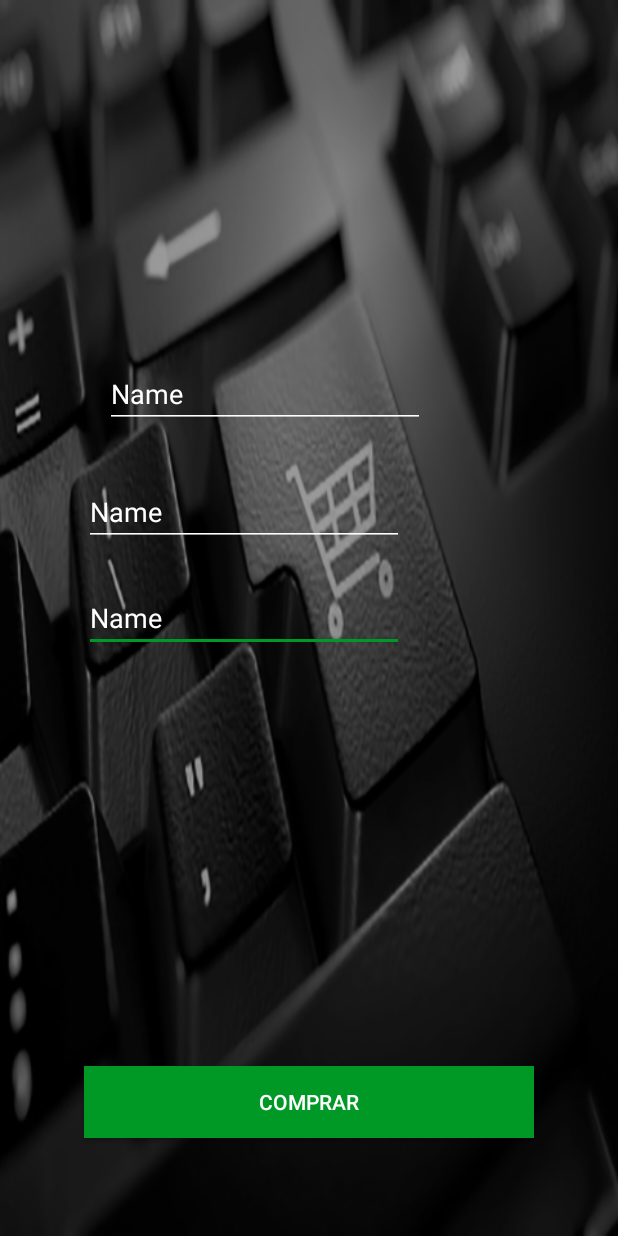
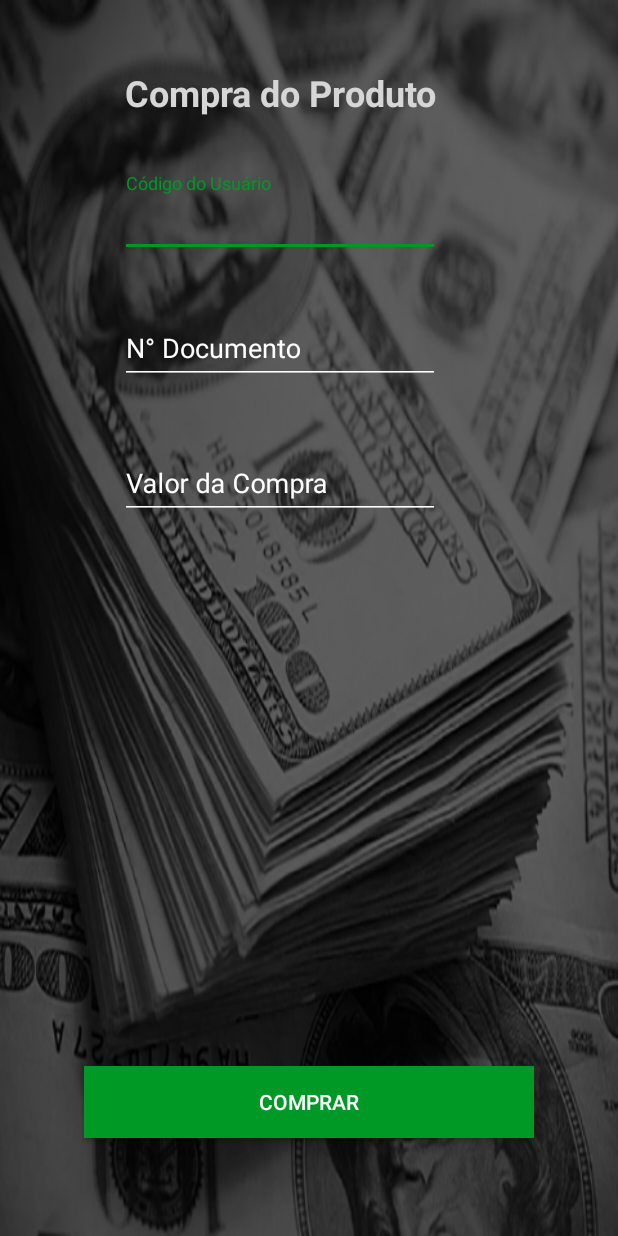
Before and after one commit to URWay/NoCash-App, an Android app: the layout fragment_fragment_compra.xml on its own in the app's theme, with its tools: preview values and no code run, on a phone screen of 412 x 824 dp. Run offline under Robolectric (Android 15) with nearby library versions, the phone set to English and light mode, and no system bars.

Commit message:
Alterações Gerais de Visual, Corrigir Intent FragmentHomeProduto - BtnSubmit

```diff
--- a/app/src/main/AndroidManifest.xml
+++ b/app/src/main/AndroidManifest.xml
@@ -13,7 +13,10 @@
         android:supportsRtl="true"
         android:theme="@style/NoteCashApp"
         tools:replace="android:icon,android:label">
-        <activity  android:name=".IntroActivity"            >
+
+        <activity android:name=".CompraActivity" />
+
+        <activity  android:name=".IntroActivity">
             <intent-filter>
                 <action android:name="android.intent.action.MAIN" />
                 <category android:name="android.intent.category.LAUNCHER" />
@@ -27,12 +30,14 @@
         <activity
             android:name=".HomeActivity"
             android:screenOrientation="portrait" />
+
         <activity android:name=".LinkedActivity" />
+
         <activity android:name=".CadastroActivity" />
         <activity android:name=".PagamentoActivity" />
-        <activity android:name=".BoardActivity">
+        <activity android:name=".BoardActivity"/>
 
-        </activity>
+
     </application>
 
 </manifest>
--- a/app/src/main/java/com/example/luiz1/nocash/CompraActivity.java
+++ b/app/src/main/java/com/example/luiz1/nocash/CompraActivity.java
@@ -35,6 +35,7 @@ public class CompraActivity extends AppCompatActivity {
     private static final String TAG = "Compra";
     private ProgressHelper tempoload;
     SweetAlertDialog load;
+
 
     private EditText txtNr;
     private EditText txtVl;
@@ -108,7 +109,7 @@ public class CompraActivity extends AppCompatActivity {
 
                                 new SweetAlertDialog(CompraActivity.this, SweetAlertDialog.SUCCESS_TYPE)
                                     .setTitleText("Sucesso!")
-                                    .setContentText("Venda efetuado com sucesso!")
+                                    .setContentText("Compra efetuada com sucesso!")
                                     .setConfirmClickListener(new SweetAlertDialog.OnSweetClickListener() {
 
                                         @Override
@@ -132,7 +133,7 @@ public class CompraActivity extends AppCompatActivity {
                                 load.hide();
                                 Log.i(TAG, "Erro: " + response.code());
                                 erro("Erro", "" +
-                                        "Houve um erro, não foi possível realizar a venda!");
+                                        "Houve um erro, não foi possível realizar a compra!");
                             }
                         }
 
@@ -140,7 +141,7 @@ public class CompraActivity extends AppCompatActivity {
                         public void onFailure(Call<Movimento> call, Throwable t) {
                             load.hide();
                             erro("Erro", "" +
-                                    "Houve um erro, não foi possível realizar a venda!");
+                                    "Houve um erro, não foi possível realizar a compra!");
                             Log.e(TAG, "Erro: " + t.getMessage());
                         }
                     });
--- a/app/src/main/java/com/example/luiz1/nocash/FragmentHomeProduto.java
+++ b/app/src/main/java/com/example/luiz1/nocash/FragmentHomeProduto.java
@@ -1,6 +1,7 @@
 package com.example.luiz1.nocash;
 
 
+import android.content.ActivityNotFoundException;
 import android.content.Intent;
 import android.graphics.Paint;
 import android.os.Bundle;
@@ -47,8 +48,11 @@ private Button btnsubmit;
         btnsubmit.setOnClickListener(new View.OnClickListener() {
             @Override
             public void onClick(View view) {
-                Intent i = new Intent(getContext(), LinkedActivity.class);
-                startActivity(i);
+                Intent intent=new Intent(getActivity(), CompraActivity.class);
+
+                startActivity(intent);
+
+
             }
         });
 
--- a/app/src/main/res/layout/activity_cadastro.xml
+++ b/app/src/main/res/layout/activity_cadastro.xml
@@ -28,7 +28,7 @@
 
             <android.support.design.widget.TextInputLayout
                 android:id="@+id/textInputLayoutNome"
-                android:layout_width="match_parent"
+                android:layout_width="wrap_content"
                 android:layout_height="wrap_content"
                 android:layout_marginStart="25dp"
                 android:layout_marginTop="75dp"
@@ -50,7 +50,7 @@
 
             <android.support.design.widget.TextInputLayout
                 android:id="@+id/textInputLayoutEmail"
-                android:layout_width="match_parent"
+                android:layout_width="wrap_content"
                 android:layout_height="wrap_content"
                 android:layout_marginStart="25dp"
                 android:layout_marginTop="145dp"
@@ -72,7 +72,7 @@
 
             <android.support.design.widget.TextInputLayout
                 android:id="@+id/textInputLayoutCpf"
-                android:layout_width="match_parent"
+                android:layout_width="wrap_content"
                 android:layout_height="wrap_content"
                 android:layout_marginStart="25dp"
                 android:layout_marginTop="210dp"
@@ -96,7 +96,7 @@
 
             <android.support.design.widget.TextInputLayout
                 android:id="@+id/textInputLayoutRg"
-                android:layout_width="match_parent"
+                android:layout_width="wrap_content"
                 android:layout_height="wrap_content"
                 android:layout_marginStart="25dp"
                 android:layout_marginTop="280dp"
@@ -119,7 +119,7 @@
 
             <android.support.design.widget.TextInputLayout
                 android:id="@+id/textInputLayoutSenhaCadastro"
-                android:layout_width="300dp"
+                android:layout_width="wrap_content"
                 android:layout_height="wrap_content"
                 android:layout_marginStart="25dp"
                 android:layout_marginTop="360dp"
--- a/app/src/main/res/layout/fragment_fragment_compra.xml
+++ b/app/src/main/res/layout/fragment_fragment_compra.xml
@@ -5,8 +5,78 @@
     android:layout_height="match_parent"
     android:orientation="vertical"
     tools:context="com.example.luiz1.nocash.FragmentHomeProduto"
-    android:background="@drawable/bgcompra">
+    android:background="@drawable/bgrecarga">
 
+
+
+    <android.support.design.widget.TextInputLayout
+        android:id="@+id/textInputLayoutCod"
+        android:layout_width="wrap_content"
+        android:layout_height="wrap_content"
+        android:layout_marginStart="70dp"
+        android:layout_marginTop="105dp"
+        android:textColorHint="#ffffff"
+        android:padding="10dp">
+
+        <android.support.design.widget.TextInputEditText
+            android:id="@+id/txtCOD_USER"
+            android:layout_width="wrap_content"
+            android:layout_height="wrap_content"
+            android:layout_above="@+id/txtNrDocumento"
+            android:layout_alignStart="@+id/txtNrDocumento"
+            android:layout_marginBottom="30dp"
+            android:ems="10"
+            android:hint="Código do Usuário"
+            android:inputType="textPersonName">
+
+        </android.support.design.widget.TextInputEditText>
+
+
+    </android.support.design.widget.TextInputLayout>
+
+    <android.support.design.widget.TextInputLayout
+        android:id="@+id/textInputLayoutDoc"
+        android:layout_width="wrap_content"
+        android:layout_height="wrap_content"
+        android:layout_marginStart="70dp"
+        android:layout_marginTop="190dp"
+        android:textColorHint="#ffffff"
+        android:padding="10dp">
+
+        <android.support.design.widget.TextInputEditText
+            android:id="@+id/txtNrDocumento"
+            android:layout_width="wrap_content"
+            android:layout_height="wrap_content"
+            android:layout_below="@+id/textInputLayoutCod"
+            android:layout_centerHorizontal="true"
+            android:layout_marginTop="36dp"
+            android:ems="10"
+            android:hint="N° Documento"
+            android:inputType="textPersonName" />
+
+    </android.support.design.widget.TextInputLayout>
+
+    <android.support.design.widget.TextInputLayout
+        android:id="@+id/textInputLayoutCompra"
+        android:layout_width="wrap_content"
+        android:layout_height="wrap_content"
+        android:layout_marginStart="70dp"
+        android:layout_marginTop="280dp"
+        android:textColorHint="#ffffff"
+        android:padding="10dp">
+
+    <android.support.design.widget.TextInputEditText
+        android:id="@+id/txtVL_COMPRA"
+        android:layout_width="wrap_content"
+        android:layout_height="wrap_content"
+        android:layout_above="@+id/btnsubmit"
+        android:layout_centerHorizontal="true"
+        android:layout_marginBottom="68dp"
+        android:ems="10"
+        android:hint="Valor da Compra"
+        android:inputType="textPersonName" />
+
+    </android.support.design.widget.TextInputLayout>
 
     <Button
         android:id="@+id/btnsubmit"
@@ -18,38 +88,19 @@
         android:background="@color/accent_material_dark_1"
         android:text="COMPRAR" />
 
-    <EditText
-        android:id="@+id/txtVL_COMPRA"
+    <TextView
+        android:id="@+id/textView5"
         android:layout_width="wrap_content"
         android:layout_height="wrap_content"
-        android:layout_alignStart="@+id/btnsubmit"
-        android:layout_centerVertical="true"
-        android:ems="10"
-        android:inputType="textPersonName"
-        android:text="Name" />
-
-    <EditText
-        android:id="@+id/txtNrDocumento"
-        android:layout_width="wrap_content"
-        android:layout_height="wrap_content"
-        android:layout_above="@+id/txtVL_COMPRA"
-        android:layout_alignStart="@+id/txtVL_COMPRA"
-        android:layout_marginBottom="25dp"
-        android:ems="10"
-        android:inputType="textPersonName"
-        android:text="Name" />
-
-    <EditText
-        android:id="@+id/txtCOD_USER"
-        android:layout_width="wrap_content"
-        android:layout_height="wrap_content"
-        android:layout_above="@+id/txtNrDocumento"
-        android:layout_alignStart="@+id/txtNrDocumento"
-        android:layout_marginBottom="33dp"
-        android:layout_marginStart="14dp"
-        android:ems="10"
-        android:inputType="textPersonName"
-        android:text="Name" />
+        android:layout_alignEnd="@+id/textInputLayoutCod"
+        android:layout_alignParentTop="true"
+        android:layout_alignStart="@+id/textInputLayoutCod"
+        android:layout_marginTop="45dp"
+        android:text="Compra do Produto"
+        android:textAlignment="center"
+        android:textColor="@color/button_text_color"
+        android:textSize="24sp"
+        android:textStyle="bold" />
 
 
 </RelativeLayout>
```
